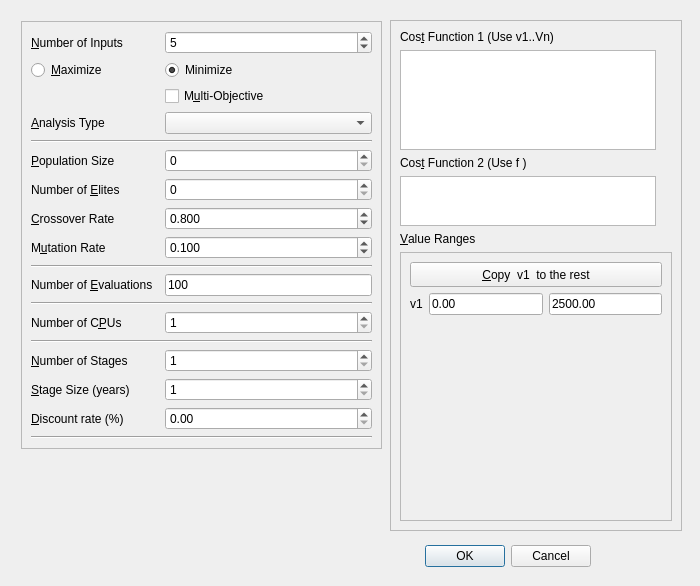
Old version of the form qt/parameters_dialog_.ui in the repository asselapathirana/swmm5-ea.
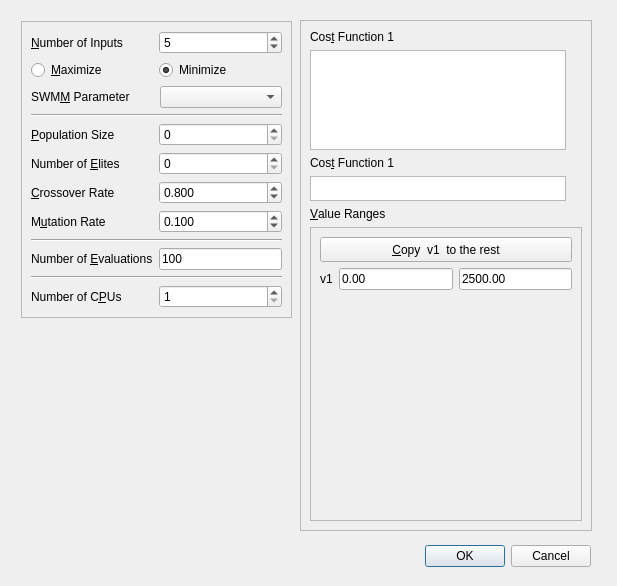
New version of the form.

Diff of the .ui file:
```diff
--- a/qt/parameters_dialog_.ui
+++ b/qt/parameters_dialog_.ui
@@ -2,19 +2,16 @@
 <ui version="4.0">
  <class>Dialog</class>
  <widget class="QDialog" name="Dialog">
-  <property name="windowModality">
-   <enum>Qt::ApplicationModal</enum>
-  </property>
   <property name="geometry">
    <rect>
     <x>0</x>
     <y>0</y>
-    <width>700</width>
+    <width>617</width>
     <height>586</height>
    </rect>
   </property>
   <property name="windowTitle">
-   <string>Edit Project Parameters</string>
+   <string>Dialog</string>
   </property>
   <widget class="QDialogButtonBox" name="buttonBox">
    <property name="geometry">
@@ -35,7 +32,7 @@
   <widget class="QFrame" name="frame_2">
    <property name="geometry">
     <rect>
-     <x>390</x>
+     <x>300</x>
      <y>20</y>
      <width>292</width>
      <height>511</height>
@@ -53,7 +50,7 @@
       <item row="0" column="0">
        <widget class="QLabel" name="label_9">
         <property name="text">
-         <string>Cos&amp;t Function 1 (Use v1..Vn)</string>
+         <string>Cos&amp;t Function 1</string>
         </property>
         <property name="buddy">
          <cstring>Cost_function_1</cstring>
@@ -73,7 +70,7 @@
       <item row="2" column="0">
        <widget class="QLabel" name="label_10">
         <property name="text">
-         <string>Cos&amp;t Function 2 (Use f )</string>
+         <string>Cos&amp;t Function 1</string>
         </property>
         <property name="buddy">
          <cstring>Cost_function_2</cstring>
@@ -85,7 +82,7 @@
         <property name="maximumSize">
          <size>
           <width>256</width>
-          <height>50</height>
+          <height>25</height>
          </size>
         </property>
        </widget>
@@ -111,7 +108,7 @@
            <x>0</x>
            <y>0</y>
            <width>264</width>
-           <height>264</height>
+           <height>289</height>
           </rect>
          </property>
          <layout class="QGridLayout" name="gridLayout_7">
@@ -189,7 +186,7 @@
     <rect>
      <x>21</x>
      <y>21</y>
-     <width>361</width>
+     <width>271</width>
      <height>511</height>
     </rect>
    </property>
@@ -216,13 +213,6 @@
        <enum>QFrame::Raised</enum>
       </property>
       <layout class="QGridLayout" name="gridLayout">
-       <item row="1" column="0">
-        <widget class="QRadioButton" name="maximize">
-         <property name="text">
-          <string>&amp;Maximize</string>
-         </property>
-        </widget>
-       </item>
        <item row="0" column="0">
         <widget class="QLabel" name="label">
          <property name="text">
@@ -233,7 +223,17 @@
          </property>
         </widget>
        </item>
-       <item row="0" column="2">
+       <item row="5" column="1">
+        <widget class="QSpinBox" name="pop_size"/>
+       </item>
+       <item row="10" column="0" colspan="2">
+        <widget class="Line" name="line">
+         <property name="orientation">
+          <enum>Qt::Horizontal</enum>
+         </property>
+        </widget>
+       </item>
+       <item row="0" column="1">
         <widget class="QSpinBox" name="num_inputs">
          <property name="minimum">
           <number>1</number>
@@ -243,7 +243,7 @@
          </property>
         </widget>
        </item>
-       <item row="15" column="0">
+       <item row="6" column="0">
         <widget class="QLabel" name="label_3">
          <property name="text">
           <string>Number of &amp;Elites</string>
@@ -253,30 +253,7 @@
          </property>
         </widget>
        </item>
-       <item row="14" column="0">
-        <widget class="QLabel" name="label_2">
-         <property name="text">
-          <string>&amp;Population Size</string>
-         </property>
-         <property name="buddy">
-          <cstring>pop_size</cstring>
-         </property>
-        </widget>
-       </item>
-       <item row="14" column="2">
-        <widget class="QSpinBox" name="pop_size"/>
-       </item>
-       <item row="15" column="2">
-        <widget class="QSpinBox" name="num_elites"/>
-       </item>
-       <item row="10" column="0" colspan="3">
-        <widget class="Line" name="line_2">
-         <property name="orientation">
-          <enum>Qt::Horizontal</enum>
-         </property>
-        </widget>
-       </item>
-       <item row="17" column="0">
+       <item row="8" column="0">
         <widget class="QLabel" name="label_6">
          <property name="text">
           <string>&amp;Crossover Rate</string>
@@ -286,7 +263,17 @@
          </property>
         </widget>
        </item>
-       <item row="1" column="2">
+       <item row="14" column="1">
+        <widget class="QSpinBox" name="Number_of_cpus">
+         <property name="minimum">
+          <number>1</number>
+         </property>
+         <property name="maximum">
+          <number>128</number>
+         </property>
+        </widget>
+       </item>
+       <item row="1" column="1">
         <widget class="QRadioButton" name="minimize_button">
          <property name="text">
           <string>Minimize</string>
@@ -296,27 +283,49 @@
          </property>
         </widget>
        </item>
-       <item row="30" column="0" colspan="3">
-        <widget class="Line" name="line_5">
-         <property name="orientation">
-          <enum>Qt::Horizontal</enum>
+       <item row="14" column="0">
+        <widget class="QLabel" name="label_8">
+         <property name="text">
+          <string>Number of C&amp;PUs</string>
          </property>
+         <property name="buddy">
+          <cstring>Number_of_cpus</cstring>
+         </property>
         </widget>
        </item>
-       <item row="29" column="2">
-        <widget class="QDoubleSpinBox" name="discount_rate">
-         <property name="suffix">
-          <string/>
+       <item row="9" column="1">
+        <widget class="QDoubleSpinBox" name="mutation_rate">
+         <property name="decimals">
+          <number>3</number>
          </property>
          <property name="maximum">
-          <double>400.000000000000000</double>
+          <double>1.000000000000000</double>
          </property>
          <property name="singleStep">
           <double>0.010000000000000</double>
          </property>
+         <property name="value">
+          <double>0.100000000000000</double>
+         </property>
         </widget>
        </item>
-       <item row="21" column="2">
+       <item row="8" column="1">
+        <widget class="QDoubleSpinBox" name="Crossover_rate">
+         <property name="decimals">
+          <number>3</number>
+         </property>
+         <property name="maximum">
+          <double>1.000000000000000</double>
+         </property>
+         <property name="singleStep">
+          <double>0.010000000000000</double>
+         </property>
+         <property name="value">
+          <double>0.800000000000000</double>
+         </property>
+        </widget>
+       </item>
+       <item row="12" column="1">
         <widget class="QLineEdit" name="num_evaluations">
          <property name="text">
           <string>100</string>
@@ -326,7 +335,7 @@
          </property>
         </widget>
        </item>
-       <item row="18" column="0">
+       <item row="9" column="0">
         <widget class="QLabel" name="label_7">
          <property name="text">
           <string>M&amp;utation Rate</string>
@@ -336,73 +345,24 @@
          </property>
         </widget>
        </item>
-       <item row="22" column="0" colspan="3">
-        <widget class="Line" name="line_3">
-         <property name="orientation">
-          <enum>Qt::Horizontal</enum>
-         </property>
-        </widget>
-       </item>
-       <item row="28" column="2">
-        <widget class="QSpinBox" name="stage_size">
-         <property name="minimum">
-          <number>1</number>
-         </property>
-         <property name="maximum">
-          <number>128</number>
-         </property>
-        </widget>
-       </item>
-       <item row="17" column="2">
-        <widget class="QDoubleSpinBox" name="Crossover_rate">
-         <property name="decimals">
-          <number>3</number>
-         </property>
-         <property name="maximum">
-          <double>1.000000000000000</double>
-         </property>
-         <property name="singleStep">
-          <double>0.010000000000000</double>
-         </property>
-         <property name="value">
-          <double>0.800000000000000</double>
-         </property>
-        </widget>
-       </item>
-       <item row="24" column="0" colspan="3">
-        <widget class="Line" name="line_4">
-         <property name="orientation">
-          <enum>Qt::Horizontal</enum>
-         </property>
-        </widget>
-       </item>
-       <item row="18" column="2">
-        <widget class="QDoubleSpinBox" name="mutation_rate">
-         <property name="decimals">
-          <number>3</number>
-         </property>
-         <property name="maximum">
-          <double>1.000000000000000</double>
-         </property>
-         <property name="singleStep">
-          <double>0.010000000000000</double>
-         </property>
-         <property name="value">
-          <double>0.100000000000000</double>
-         </property>
-        </widget>
-       </item>
-       <item row="28" column="0">
-        <widget class="QLabel" name="label_12">
+       <item row="5" column="0">
+        <widget class="QLabel" name="label_2">
          <property name="text">
-          <string>&amp;Stage Size (years)</string>
+          <string>&amp;Population Size</string>
          </property>
          <property name="buddy">
-          <cstring>stage_size</cstring>
+          <cstring>pop_size</cstring>
          </property>
         </widget>
        </item>
-       <item row="21" column="0">
+       <item row="4" column="0" colspan="2">
+        <widget class="Line" name="line_2">
+         <property name="orientation">
+          <enum>Qt::Horizontal</enum>
+         </property>
+        </widget>
+       </item>
+       <item row="12" column="0">
         <widget class="QLabel" name="label_5">
          <property name="text">
           <string>Number of &amp;Evaluations</string>
@@ -412,95 +372,39 @@
          </property>
         </widget>
        </item>
-       <item row="23" column="0">
-        <widget class="QLabel" name="label_8">
-         <property name="text">
-          <string>Number of C&amp;PUs</string>
-         </property>
-         <property name="buddy">
-          <cstring>Number_of_cpus</cstring>
-         </property>
-        </widget>
-       </item>
-       <item row="19" column="0" colspan="3">
-        <widget class="Line" name="line">
+       <item row="13" column="0" colspan="2">
+        <widget class="Line" name="line_3">
          <property name="orientation">
           <enum>Qt::Horizontal</enum>
          </property>
         </widget>
        </item>
-       <item row="23" column="2">
-        <widget class="QSpinBox" name="Number_of_cpus">
-         <property name="minimum">
-          <number>1</number>
-         </property>
-         <property name="maximum">
-          <number>128</number>
-         </property>
-        </widget>
+       <item row="6" column="1">
+        <widget class="QSpinBox" name="num_elites"/>
        </item>
-       <item row="29" column="0">
-        <widget class="QLabel" name="label_13">
+       <item row="1" column="0">
+        <widget class="QRadioButton" name="maximize">
          <property name="text">
-          <string>&amp;Discount rate (%)</string>
+          <string>&amp;Maximize</string>
          </property>
-         <property name="buddy">
-          <cstring>discount_rate</cstring>
-         </property>
         </widget>
        </item>
-       <item row="5" column="0">
-        <widget class="QLabel" name="label_4">
-         <property name="text">
-          <string>&amp;Analysis Type</string>
-         </property>
-         <property name="buddy">
-          <cstring>swmmp_1</cstring>
-         </property>
-        </widget>
-       </item>
-       <item row="5" column="2">
-        <widget class="QComboBox" name="swmmp_1">
-         <property name="sizePolicy">
-          <sizepolicy hsizetype="Minimum" vsizetype="Fixed">
-           <horstretch>0</horstretch>
-           <verstretch>0</verstretch>
-          </sizepolicy>
-         </property>
-         <property name="minimumSize">
-          <size>
-           <width>0</width>
-           <height>0</height>
-          </size>
-         </property>
-        </widget>
-       </item>
-       <item row="27" column="0">
-        <widget class="QLabel" name="label_14">
-         <property name="text">
-          <string>&amp;Number of Stages</string>
-         </property>
-         <property name="buddy">
-          <cstring>stage_size</cstring>
-         </property>
-        </widget>
-       </item>
-       <item row="27" column="2">
-        <widget class="QSpinBox" name="stages">
-         <property name="minimum">
-          <number>1</number>
-         </property>
-         <property name="maximum">
-          <number>128</number>
-         </property>
-        </widget>
-       </item>
-       <item row="2" column="2">
-        <widget class="QCheckBox" name="multiObjective">
-         <property name="text">
-          <string>M&amp;ulti-Objective</string>
-         </property>
-        </widget>
+       <item row="2" column="0" colspan="2">
+        <layout class="QGridLayout" name="gridLayout_8">
+         <item row="0" column="1">
+          <widget class="QComboBox" name="swmmp_1"/>
+         </item>
+         <item row="0" column="0">
+          <widget class="QLabel" name="label_4">
+           <property name="text">
+            <string>SWM&amp;M Parameter</string>
+           </property>
+           <property name="buddy">
+            <cstring>swmmp_1</cstring>
+           </property>
+          </widget>
+         </item>
+        </layout>
        </item>
       </layout>
      </widget>
```
